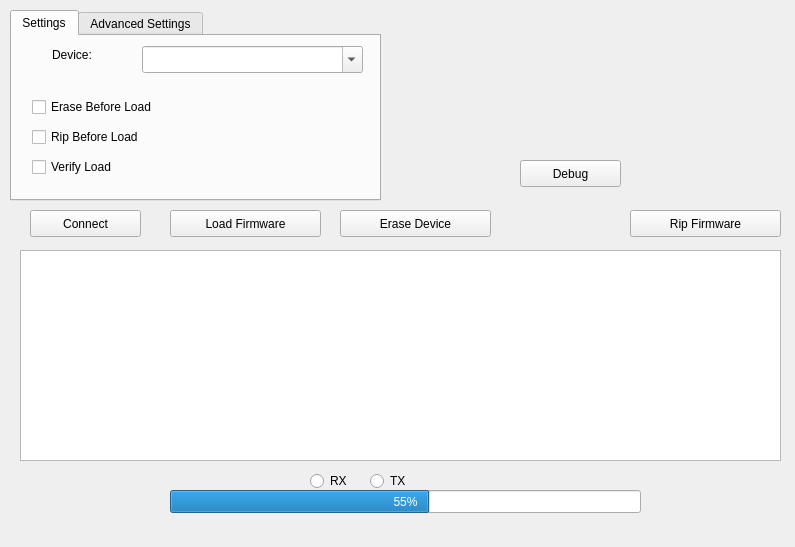
Above: src/freeems_loader.ui from seank/freeems-loader before the change. Below: the same form after it.
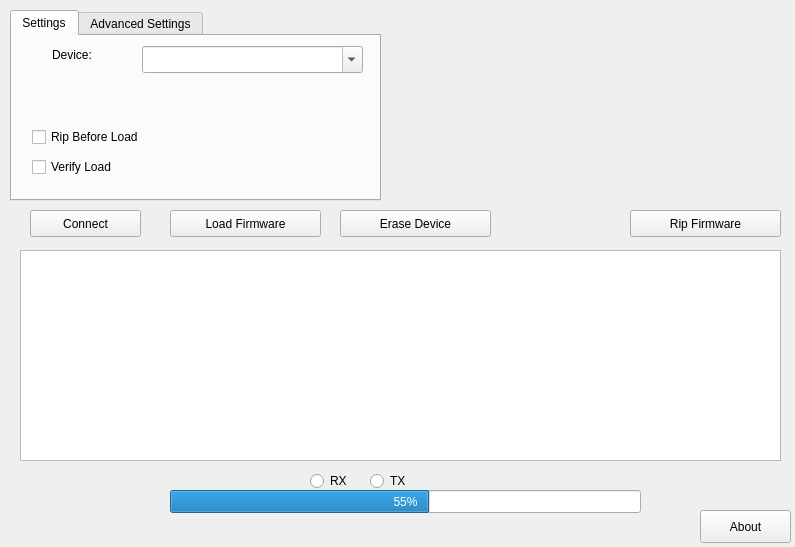
That is the form after the change. Icons and pictures are not drawn.

Commit message: added about form, cleanded up ui

```diff
--- a/src/freeems_loader.ui
+++ b/src/freeems_loader.ui
@@ -203,22 +203,6 @@
       <string>Verify Load</string>
      </property>
     </widget>
-    <widget class="QCheckBox" name="chkErase">
-     <property name="geometry">
-      <rect>
-       <x>20</x>
-       <y>60</y>
-       <width>221</width>
-       <height>22</height>
-      </rect>
-     </property>
-     <property name="styleSheet">
-      <string notr="true">font: 10pt &quot;Bitstream Charter&quot;;</string>
-     </property>
-     <property name="text">
-      <string>Erase Before Load</string>
-     </property>
-    </widget>
    </widget>
    <widget class="QWidget" name="tab_2">
     <attribute name="title">
@@ -337,22 +321,6 @@
     </widget>
    </widget>
   </widget>
-  <widget class="QPushButton" name="pushRip_2">
-   <property name="geometry">
-    <rect>
-     <x>520</x>
-     <y>160</y>
-     <width>101</width>
-     <height>27</height>
-    </rect>
-   </property>
-   <property name="styleSheet">
-    <string notr="true">font: 10pt &quot;Bitstream Charter&quot;;</string>
-   </property>
-   <property name="text">
-    <string>Debug</string>
-   </property>
-  </widget>
   <widget class="QPushButton" name="pushErase">
    <property name="geometry">
     <rect>
@@ -369,6 +337,19 @@
     <string>Erase Device</string>
    </property>
   </widget>
+  <widget class="QPushButton" name="pushAbout">
+   <property name="geometry">
+    <rect>
+     <x>700</x>
+     <y>510</y>
+     <width>91</width>
+     <height>33</height>
+    </rect>
+   </property>
+   <property name="text">
+    <string>About</string>
+   </property>
+  </widget>
  </widget>
  <layoutdefault spacing="6" margin="11"/>
  <resources>
```
Left out of the diff: 34 changed lines with no effect on the pictures. The commit also changes 5 other files.
